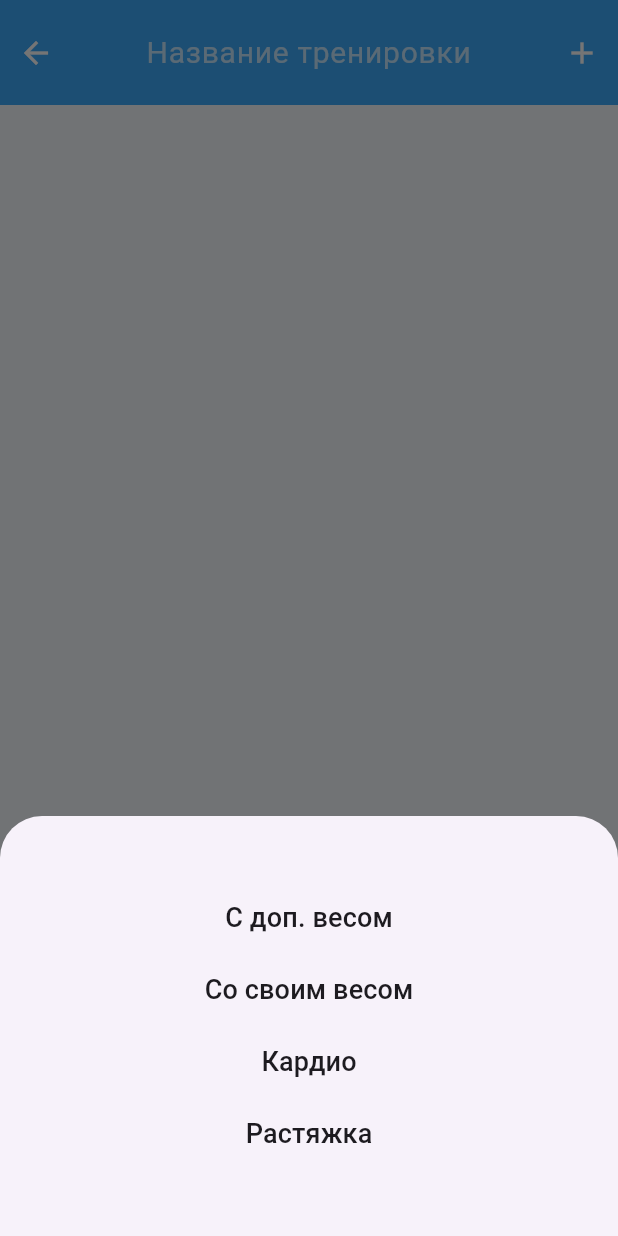
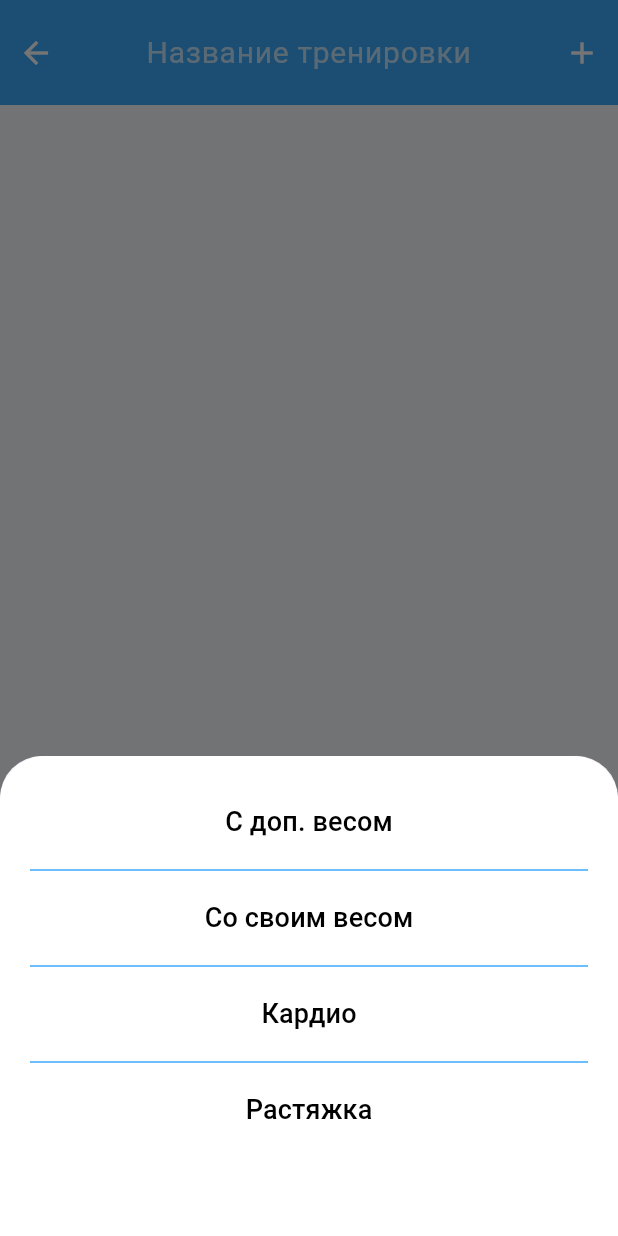
Before and after one commit to timofey-klimov/flutter_fitness_app, a Flutter app: the CreateTrainSamplePage screen opened by its route, after a tap on the "add" icon, on a phone screen of 412 x 824 dp. Run offline on Flutter 3.47's test engine with Material 2 defaults, Android fonts, the light colour scheme and no system bars; our stand-ins replace equatable, firebase_auth, firebase_core, flutter_riverpod, flutter_slidable, supabase_flutter; accounts and stored records are empty; generated files the repository leaves out were written again.

Commit message:
привел модалки к одному интерфейсу

```diff
--- a/lib/features/calendar/calendar_page.dart
+++ b/lib/features/calendar/calendar_page.dart
@@ -27,7 +27,7 @@ class _CalendarPageState extends State<CalendarPage> {
     return Consumer(
       builder: (context, ref, child) {
         ref.listen(calendarNotifierProvider, (prev, next) {
-          if (next is CalendarPageReload) {
+          if (next.hasValue && next.value is CalendarPageReload) {
             setState(() {});
           }
         });
--- a/lib/features/train_samples/create_train_sample_page.dart
+++ b/lib/features/train_samples/create_train_sample_page.dart
@@ -1,4 +1,5 @@
 import 'package:app/domain/models/train_shedule.dart';
+import 'package:app/features/shared/models/bottom_menu_model.dart';
 import 'package:app/features/train_samples/train_shedule_pick_result.dart';
 import 'package:app/shared/auth_provider.dart';
 import 'package:app/shared/components/colored_button.dart';
@@ -14,6 +15,7 @@ import '../../domain/services/create_exercise_service.dart';
 import '../../domain/services/exercise_widgets/exercise_card.dart';
 import '../../shared/color.dart';
 import '../../shared/model/list_state.dart';
+import '../shared/bottom_menu_widget.dart';
 
 class CreateTrainSamplePage extends StatefulWidget {
   const CreateTrainSamplePage({super.key});
@@ -419,29 +421,18 @@ class AddNewExerciseWidget extends StatelessWidget {
                           builder: (ctx, ref, child) {
                             final provider = ref.read(exerciseMapperProvider);
                             final exerciseMap = provider.map();
-                            final list = <PopupMenuItem<ExerciseTypes>>[];
+                            final list = <BottomMenuItem<ExerciseTypes>>[];
                             exerciseMap.forEach(
                               (key, value) {
                                 list.add(
-                                  PopupMenuItem<ExerciseTypes>(
-                                    value: key,
-                                    child: Center(
-                                      child: Text(
-                                        value,
-                                        style: const TextStyle(fontSize: 18),
-                                      ),
-                                    ),
-                                  ),
+                                  BottomMenuItem<ExerciseTypes>(
+                                      value: key, text: value),
                                 );
                               },
                             );
-                            return SizedBox(
-                              height: list.length * 70,
-                              width: double.infinity,
-                              child: Column(
-                                mainAxisAlignment: MainAxisAlignment.center,
-                                children: [...list],
-                              ),
+                            final model = BottomMenuModel(items: list);
+                            return BottomMenuWidget(
+                              model: model,
                             );
                           },
                         );
```
Also changed, not shown: lib/domain/services/exercise_widgets/edit_exercise_card.dart (+5 -18 lines), lib/features/train_samples/trains_samples_page.dart (+10 -9 lines).
